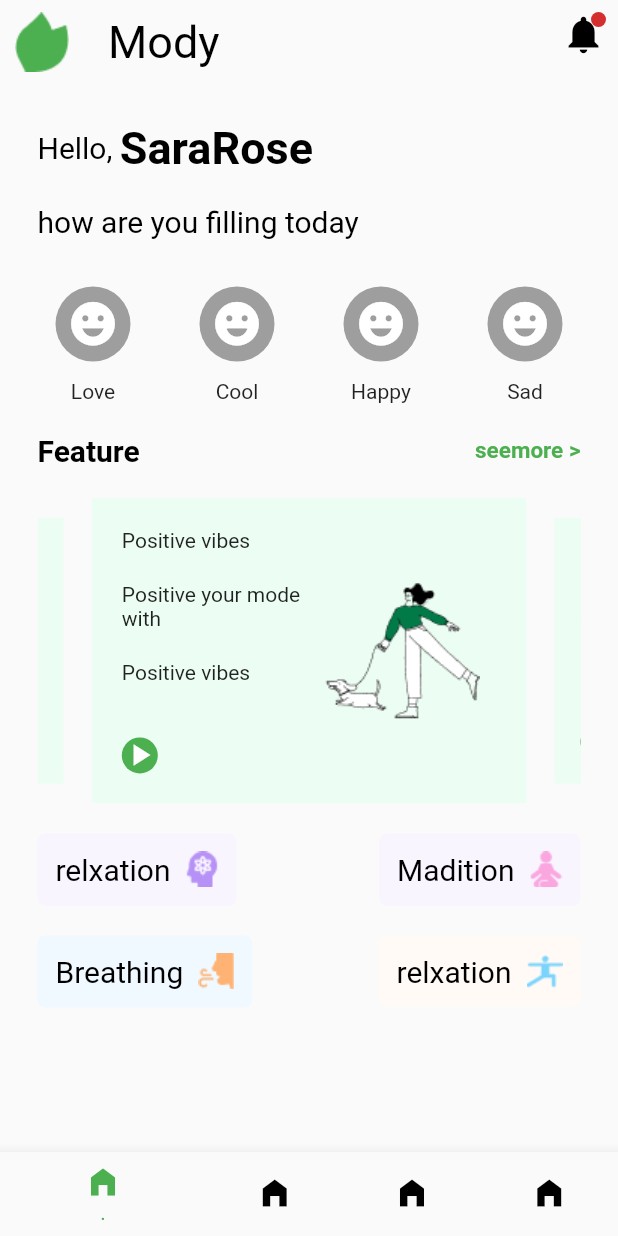
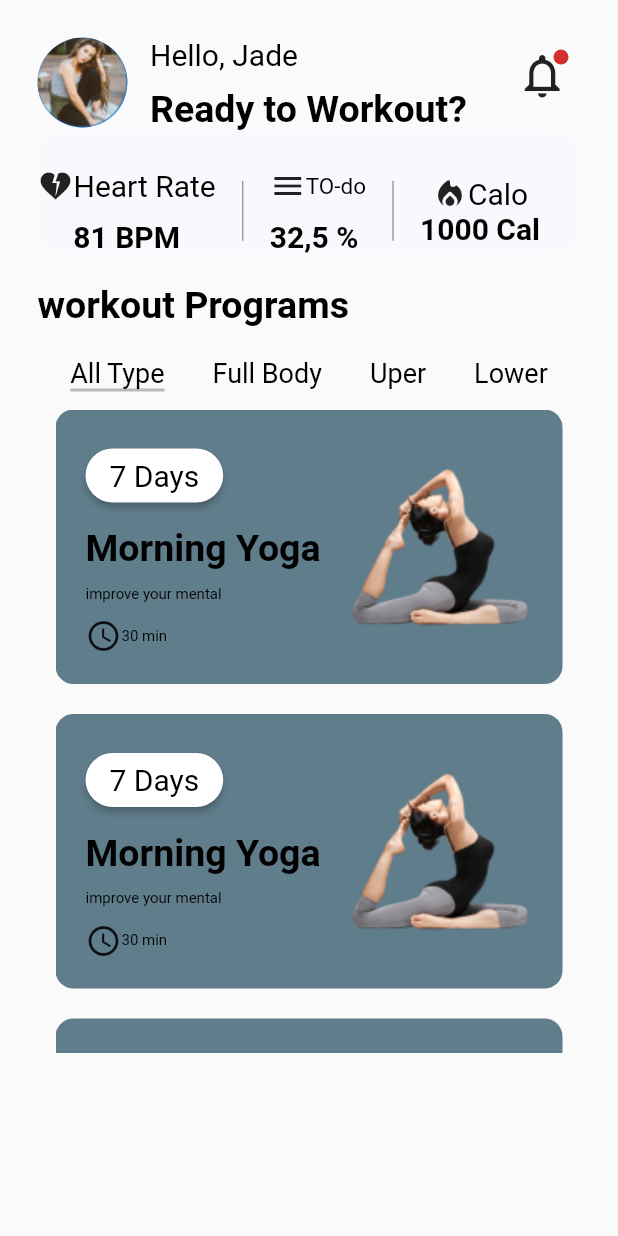
Before and after one commit to MahmoudElgaml/exam1, a Flutter app: the screen it shows after launch, on a phone screen of 412 x 824 dp. Run offline on Flutter 3.47's test engine with Material 2 defaults, Android fonts, the phone set to English and light mode, and no system bars; drawn by our look-alikes of carousel_slider.

Commit message:
add second screen

```diff
--- a/lib/home_screen.dart
+++ b/lib/home_screen.dart
@@ -11,16 +11,17 @@ class HomeScreen extends StatelessWidget {
   @override
   Widget build(BuildContext context) {
     return Scaffold(
-      bottomNavigationBar: BottomNavigationBar(items: const [
-        BottomNavigationBarItem(icon: Icon(Icons.home_filled),label: "."),
-        BottomNavigationBarItem(icon: Icon(Icons.home_filled),label:"." ),
-        BottomNavigationBarItem(icon: Icon(Icons.home_filled),label:"." ),
-        BottomNavigationBarItem(icon: Icon(Icons.home_filled),label:"." ),
-      ],
-      selectedItemColor: Colors.green,
-      unselectedItemColor: Colors.black,
-        type:BottomNavigationBarType.shifting ,
-       ),
+      bottomNavigationBar: BottomNavigationBar(
+        items: const [
+          BottomNavigationBarItem(icon: Icon(Icons.home_filled), label: "."),
+          BottomNavigationBarItem(icon: Icon(Icons.home_filled), label: "."),
+          BottomNavigationBarItem(icon: Icon(Icons.home_filled), label: "."),
+          BottomNavigationBarItem(icon: Icon(Icons.home_filled), label: "."),
+        ],
+        selectedItemColor: Colors.green,
+        unselectedItemColor: Colors.black,
+        type: BottomNavigationBarType.shifting,
+      ),
       appBar: AppBar(
         backgroundColor: Colors.transparent,
         elevation: 0,
@@ -115,32 +116,53 @@ class HomeScreen extends StatelessWidget {
                 itemBuilder: (context, index, realIndex) => Fileds(),
                 options: CarouselOptions(
                   enlargeCenterPage: true,
-                   autoPlay: true,
-
+                  autoPlay: true,
                 ),
               ),
               SizedBox(
                 height: 20,
               ),
               Row(
-                mainAxisAlignment: MainAxisAlignment.spaceBetween,
+              //  mainAxisAlignment: MainAxisAlignment.spaceBetween,
                 children: [
-                  ExFileds(ExModel("relxation", "assets/images/Group2.png",
-                      Color(0xFFf9f5ff))),
-                  ExFileds(ExModel(
-                      "Madition", "assets/images/Group3.png", Color(0xFFf9f5ff))),
+                  ExFileds(
+                    ExModel(
+                      "relaxation",
+                      "assets/images/Group2.png",
+                      Color(0xFFf9f5ff),
+                    ),
+                  ),
+                  SizedBox(width: 20,),
+                  ExFileds(
+                    ExModel(
+                      "Mediation",
+                      "assets/images/Group3.png",
+                      Color(0xFFfdf2fa),
+                    ),
+                  ),
                 ],
               ),
               SizedBox(
                 height: 20,
               ),
               Row(
-                mainAxisAlignment: MainAxisAlignment.spaceBetween,
+               // mainAxisAlignment: MainAxisAlignment.spaceBetween,
                 children: [
-                  ExFileds(ExModel("Breathing", "assets/images/Group4.png",
-                      Color(0xFFf0f9ff))),
-                  ExFileds(ExModel("relxation", "assets/images/Group5.png",
-                      Color(0xFFfffaf5))),
+                  ExFileds(
+                    ExModel(
+                      "Breathing",
+                      "assets/images/Group4.png",
+                      const Color(0xFFfffaf5),
+                    ),
+                  ),
+                  SizedBox(width: 20,),
+                  ExFileds(
+                    ExModel(
+                      "Yoga",
+                      "assets/images/Group5.png",
+                      Color(0xFFf0f9ff),
+                    ),
+                  ),
                 ],
               )
             ],
--- a/lib/main.dart
+++ b/lib/main.dart
@@ -15,7 +15,7 @@ class MyApp extends StatelessWidget {
   Widget build(BuildContext context) {
     return MaterialApp(
       theme: ThemeData(
-        textTheme: TextTheme(
+        textTheme: const TextTheme(
           bodySmall: TextStyle(
             color: Colors.black,
             fontSize: 20,
@@ -23,14 +23,15 @@ class MyApp extends StatelessWidget {
           ),
           bodyLarge: TextStyle(
             color: Colors.black,
-            fontSize: 30,
+            fontSize: 25,
             fontWeight: FontWeight.bold
 
           )
         )
       ),
       debugShowCheckedModeBanner: false,
-      initialRoute: HomeScreen.routeName,
+      initialRoute:
+          Screen1.routeName,
       routes: {
         HomeScreen.routeName: (context) => HomeScreen(),
         Screen1.routeName: (context) => Screen1(),
--- a/lib/screen_1.dart
+++ b/lib/screen_1.dart
@@ -1,10 +1,72 @@
+import 'package:exam1/widgets/tabs.dart';
+import 'package:exam1/widgets/workout_con.dart';
 import 'package:flutter/material.dart';
 
 class Screen1 extends StatelessWidget {
-  static const String routeName="dg";
+  static const String routeName = "dg";
 
   @override
   Widget build(BuildContext context) {
-    return Scaffold(appBar: AppBar(),);
+    return Scaffold(
+      body: Padding(
+        padding: const EdgeInsets.all(25.0),
+        child: SafeArea(
+          child: Column(
+            crossAxisAlignment: CrossAxisAlignment.start,
+            children: [
+              Row(
+                crossAxisAlignment: CrossAxisAlignment.start,
+                children: [
+                  const CircleAvatar(
+                    radius: 30,
+                    backgroundImage: AssetImage("assets/images/Ellipse 10.png"),
+                  ),
+                  const SizedBox(
+                    width: 15,
+                  ),
+                  Column(
+                    crossAxisAlignment: CrossAxisAlignment.start,
+                    children: [
+                      Text(
+                        "Hello, Jade",
+                        style: Theme.of(context).textTheme.bodySmall,
+                      ),
+                      const SizedBox(
+                        height: 10,
+                      ),
+                      Text(
+                        "Ready to Workout?",
+                        style: Theme.of(context).textTheme.bodyLarge,
+                      ),
+                    ],
+                  ),
+                  const Spacer(),
+                  const Padding(
+                    padding: EdgeInsets.all(8.0),
+                    child: Badge(
+                      child: Icon(Icons.notifications_none_outlined, size: 35),
+                      smallSize: 10,
+                    ),
+                  )
+                ],
+              ),
+              WorkOut(),
+              SizedBox(
+                height: 20,
+              ),
+              Text(
+                "workout Programs",
+                style: Theme.of(context).textTheme.bodyLarge,
+              ),
+              SizedBox(
+                height: 20,
+              ),
+              Tabs(),
+
+            ],
+          ),
+        ),
+      ),
+    );
   }
 }
--- a/lib/widgets/exercice_filed.dart
+++ b/lib/widgets/exercice_filed.dart
@@ -9,12 +9,15 @@ class ExFileds extends StatelessWidget {
   @override
   Widget build(BuildContext context) {
     return Container(
-      padding: EdgeInsets.all(12),
+      alignment:  Alignment.center,
+      width: 170,
+      padding: const EdgeInsets.all(12),
    decoration: BoxDecoration(
-      borderRadius: BorderRadius.circular(5),
+      borderRadius: BorderRadius.circular(12),
      color: eX.color
    ),
       child: Row(
+         mainAxisAlignment: MainAxisAlignment.center,
         children: [
           Text(eX.txt,style: Theme.of(context).textTheme.bodySmall,),
           SizedBox(width: 10,),
--- a/lib/widgets/fileds.dart
+++ b/lib/widgets/fileds.dart
@@ -7,9 +7,10 @@ class Fileds extends StatelessWidget {
   Widget build(BuildContext context) {
     return Container(
       width: double.infinity,
-      height: MediaQuery.of(context).size.height * .3,
-      decoration: BoxDecoration(
-        color: Color(0xFFecfdf3),
+      height: MediaQuery.of(context).size.height * .2,
+      decoration:  BoxDecoration(
+        color: const Color(0xFFecfdf3),
+        borderRadius:BorderRadius.circular(25),
       ),
       child: Padding(
         padding: const EdgeInsets.all(20),
@@ -20,19 +21,19 @@ class Fileds extends StatelessWidget {
               child: Column(
                 crossAxisAlignment: CrossAxisAlignment.start,
                 children: [
-                  Text("Positive vibes"),
-                  SizedBox(height: 20,),
-                  Text("Positive your mode with"),
-                  SizedBox(height: 20,),
-                  Text("Positive vibes"),
-                  Spacer(),
+                  const Text("Positive vibes"),
+                  const SizedBox(height: 20,),
+                  const Text("Positive your mode with"),
+                  const SizedBox(height: 20,),
+                  const Text("Positive vibes"),
+                  const Spacer(),
                   Container(
-                    decoration: BoxDecoration(
+                    decoration: const BoxDecoration(
                       color: Colors.green,
                        shape: BoxShape.circle
                     ),
 
-                      child: Icon(
+                      child: const Icon(
                     Icons.play_arrow,
                     color: Colors.white,
                   ))
--- /dev/null
+++ b/lib/widgets/programs_catergy.dart
@@ -0,0 +1,70 @@
+import 'package:flutter/material.dart';
+
+class ProgramCon extends StatelessWidget {
+  const ProgramCon({Key? key}) : super(key: key);
+
+  @override
+  Widget build(BuildContext context) {
+    return Container(
+      decoration: BoxDecoration(
+        color: Colors.blueGrey,
+        borderRadius: BorderRadius.circular(12),
+      ),
+      padding: EdgeInsets.all(20),
+      child: Row(
+        children: [
+          Column(
+            crossAxisAlignment: CrossAxisAlignment.start,
+            children: [
+              ElevatedButton(
+                style: ElevatedButton.styleFrom(
+                    backgroundColor: Colors.white,
+                    shape: RoundedRectangleBorder(
+                        borderRadius: BorderRadius.circular(20))),
+                onPressed: () {},
+                child: Text(
+                  "7 Days",
+                  style: Theme.of(context).textTheme.bodySmall,
+                ),
+              ),
+              SizedBox(
+                height: 10,
+              ),
+              Text(
+                "Morning Yoga",
+                style: Theme.of(context).textTheme.bodyLarge,
+              ),
+              SizedBox(
+                height: 10,
+              ),
+              Text(
+                "improve your mental",
+                style: Theme.of(context)
+                    .textTheme
+                    .bodySmall!
+                    .copyWith(fontSize: 10),
+              ),
+              SizedBox(
+                height: 10,
+              ),
+              Row(
+                children: [
+                  Icon(Icons.access_time_outlined),
+                  Text(
+                    "30 min",
+                    style: Theme.of(context)
+                        .textTheme
+                        .bodySmall!
+                        .copyWith(fontSize: 10),
+                  ),
+                ],
+              )
+            ],
+          ),
+          Spacer(),
+          Image.asset("assets/images/[removal 2.png"),
+        ],
+      ),
+    );
+  }
+}
--- /dev/null
+++ b/lib/widgets/tabs.dart
@@ -0,0 +1,115 @@
+import 'package:exam1/widgets/programs_catergy.dart';
+import 'package:flutter/material.dart';
+
+class Tabs extends StatelessWidget {
+  const Tabs({Key? key}) : super(key: key);
+
+  @override
+  Widget build(BuildContext context) {
+    return DefaultTabController(
+      length: 4,
+      child: Column(
+        children: [
+          TabBar(
+            tabs: [
+              Text(
+                "All Type",
+                style: Theme.of(context)
+                    .textTheme
+                    .bodySmall!
+                    .copyWith(fontSize: 18),
+              ),
+              Text(
+                "Full Body",
+                style: Theme.of(context)
+                    .textTheme
+                    .bodySmall!
+                    .copyWith(fontSize: 18),
+              ),
+              Text(
+                "Uper",
+                style: Theme.of(context)
+                    .textTheme
+                    .bodySmall!
+                    .copyWith(fontSize: 18),
+              ),
+              Text(
+                "Lower",
+                style: Theme.of(context)
+                    .textTheme
+                    .bodySmall!
+                    .copyWith(fontSize: 18),
+              ),
+            ],
+            indicatorColor: Colors.black26,
+            isScrollable: true,
+            indicatorSize: TabBarIndicatorSize.label,
+          ),
+          Container(
+            height: MediaQuery.of(context).size.height * .55,
+            child: TabBarView(
+              children: [
+                Container(
+                  padding: EdgeInsets.all(12),
+                  child: Column(
+                    crossAxisAlignment: CrossAxisAlignment.start,
+                    children: [
+                      Expanded(
+                          child: ListView.separated(
+                            separatorBuilder: (context, index) => SizedBox(height: 20,),
+                        itemBuilder: (context, index) => ProgramCon(),
+                        itemCount: 3,
+                      ))
+                    ],
+                  ),
+                ),
+                Container(
+                  padding: EdgeInsets.all(12),
+                  child: Column(
+                    crossAxisAlignment: CrossAxisAlignment.start,
+                    children: [
+                      Expanded(
+                          child: ListView.separated(
+                            separatorBuilder: (context, index) => SizedBox(height: 20,),
+                        itemBuilder: (context, index) => ProgramCon(),
+                        itemCount: 3,
+                      ))
+                    ],
+                  ),
+                ),
+                Container(
+                  padding: EdgeInsets.all(12),
+                  child: Column(
+                    crossAxisAlignment: CrossAxisAlignment.start,
+                    children: [
+                      Expanded(
+                          child: ListView.separated(
+                            separatorBuilder: (context, index) => SizedBox(height: 20,),
+                        itemBuilder: (context, index) => ProgramCon(),
+                        itemCount: 3,
+                      ))
+                    ],
+                  ),
+                ),
+                Container(
+                  padding: EdgeInsets.all(12),
+                  child: Column(
+                    crossAxisAlignment: CrossAxisAlignment.start,
+                    children: [
+                      Expanded(
+                          child: ListView.separated(
+                            separatorBuilder: (context, index) => SizedBox(height: 20,),
+                        itemBuilder: (context, index) => ProgramCon(),
+                        itemCount: 3,
+                      ))
+                    ],
+                  ),
+                ),
+              ],
+            ),
+          ),
+        ],
+      ),
+    );
+  }
+}
--- /dev/null
+++ b/lib/widgets/workout_con.dart
@@ -0,0 +1,103 @@
+import 'package:flutter/material.dart';
+
+class WorkOut extends StatelessWidget {
+  const WorkOut({Key? key}) : super(key: key);
+
+  @override
+  Widget build(BuildContext context) {
+    return Container(
+      padding: EdgeInsets.only(top: 25),
+      decoration: BoxDecoration(
+        color: Color(0xFFf8f9fc),
+        borderRadius: BorderRadius.circular(20),
+      ),
+      child: Row(
+        children: [
+          Column(
+            children: [
+              Row(
+                children: [
+                  Icon(Icons.heart_broken),
+                  Text(
+                    "Heart Rate",
+                    style: Theme.of(context).textTheme.bodySmall,
+                  ),
+                ],
+              ),
+              SizedBox(
+                height: 10,
+              ),
+              Text(
+                "81 BPM",
+                style: Theme.of(context)
+                    .textTheme
+                    .bodySmall!
+                    .copyWith(fontWeight: FontWeight.bold),
+              )
+            ],
+          ),
+          Container(
+            padding: const EdgeInsets.only(left: 10, right: 10),
+            height: 40,
+            child: const VerticalDivider(
+              color: Colors.grey,
+              thickness: 1,
+            ),
+          ),
+          Column(
+            children: [
+              Row(
+                mainAxisAlignment: MainAxisAlignment.center,
+                children: [
+                  const Icon(Icons.menu),
+                  Text(
+                    "TO-do",
+                    style: Theme.of(context)
+                        .textTheme
+                        .bodySmall!
+                        .copyWith(fontSize: 15),
+                  ),
+                ],
+              ),
+              SizedBox(
+                height: 10,
+              ),
+              Text(
+                "32,5 % ",
+                style: Theme.of(context).textTheme.bodySmall!.copyWith(
+                      fontWeight: FontWeight.bold,
+                    ),
+              )
+            ],
+          ),
+          Container(
+            padding: const EdgeInsets.only(left: 10, right: 10),
+            height: 40,
+            child: const VerticalDivider(
+              color: Colors.grey,
+              thickness: 1,
+            ),
+          ),
+          Column(
+            children: [
+              Row(
+                children: [
+                  Icon(Icons.local_fire_department_rounded),
+                  Text(
+                    "Calo",
+                    style: Theme.of(context).textTheme.bodySmall!,
+                  ),
+
+                ],
+
+              ),
+              Text("1000 Cal",style: Theme.of(context).textTheme.bodySmall!.copyWith(
+                  fontWeight: FontWeight.bold
+              ),),
+            ],
+          ),
+        ],
+      ),
+    );
+  }
+}
```
Also changed, not shown: assets/images/2.0x/Ellipse 10@2x.png (added), assets/images/2.0x/[removal 2@2x.png (added), assets/images/3.0x/Ellipse 10@3x.png (added), assets/images/3.0x/[removal 2@3x.png (added), assets/images/Ellipse 10.png (added), assets/images/[removal 2.png (added).
